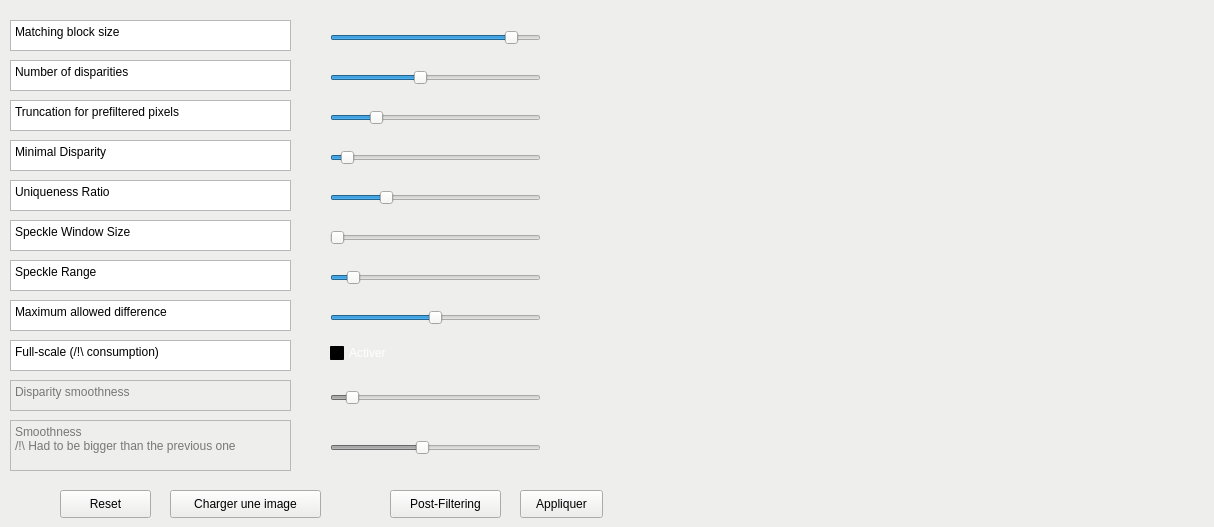
The window that disparity.ui (K1ntus/Projet-Technologique-L3) describes before a commit, drawn with Qt 5.
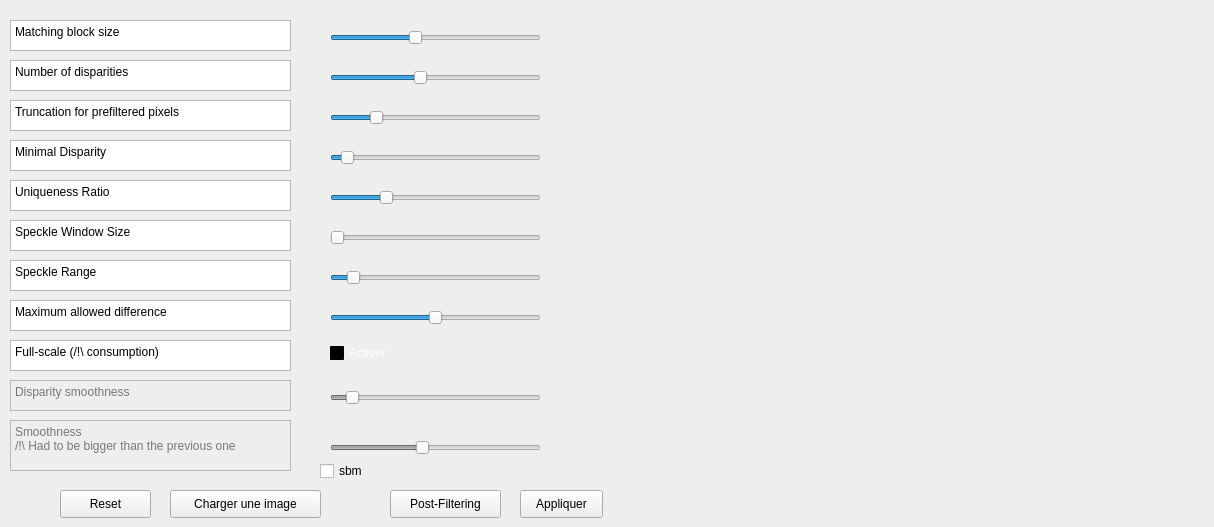
The same window after the commit.

Commit message: add sbm in the class Disparity && creation of a Checkbox called sbm

```diff
--- a/disparity.ui
+++ b/disparity.ui
@@ -624,9 +624,15 @@
     </rect>
    </property>
    <property name="minimum">
-    <number>1</number>
+    <number>5</number>
    </property>
    <property name="maximum">
+    <number>15</number>
+   </property>
+   <property name="singleStep">
+    <number>1</number>
+   </property>
+   <property name="pageStep">
     <number>10</number>
    </property>
    <property name="value">
@@ -635,6 +641,9 @@
    <property name="orientation">
     <enum>Qt::Horizontal</enum>
    </property>
+   <property name="tickPosition">
+    <enum>QSlider::NoTicks</enum>
+   </property>
   </widget>
   <widget class="QSlider" name="slider_numberOfDisparities">
    <property name="geometry">
@@ -1337,6 +1346,19 @@
     <string>Post-Filtering</string>
    </property>
   </widget>
+  <widget class="QCheckBox" name="checkBox">
+   <property name="geometry">
+    <rect>
+     <x>320</x>
+     <y>460</y>
+     <width>96</width>
+     <height>22</height>
+    </rect>
+   </property>
+   <property name="text">
+    <string>sbm</string>
+   </property>
+  </widget>
  </widget>
  <resources/>
  <connections/>
```
The commit also changes 8 other files.
